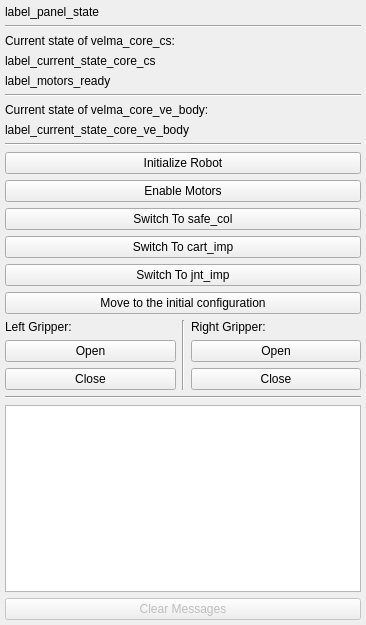
The window that rqt_velma/resource/VelmaControlPanelWidget.ui (RCPRG-ros-pkg/velma_system) describes before a commit, drawn with Qt 5.
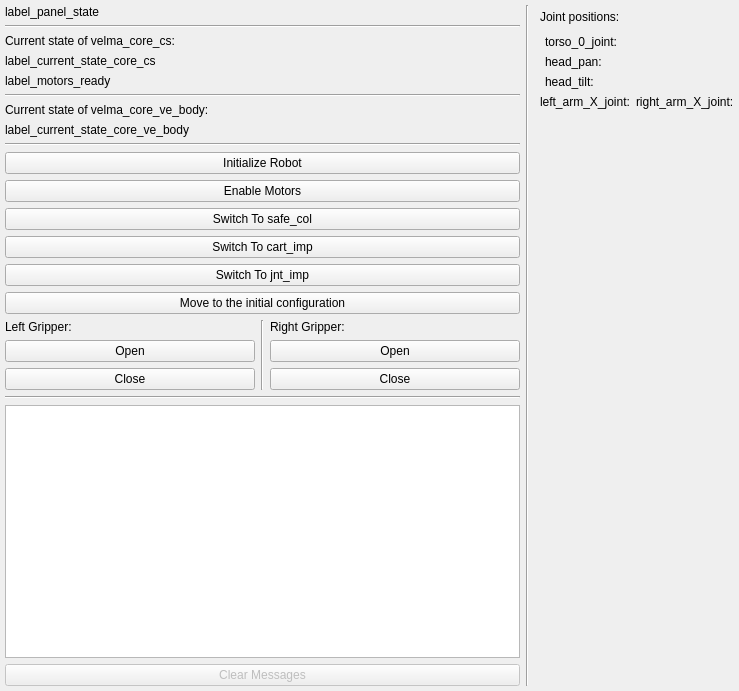
The same window after the commit.

Commit message: jnt pos visualization

```diff
--- a/rqt_velma/resource/VelmaControlPanelWidget.ui
+++ b/rqt_velma/resource/VelmaControlPanelWidget.ui
@@ -6,8 +6,8 @@
    <rect>
     <x>0</x>
     <y>0</y>
-    <width>366</width>
-    <height>625</height>
+    <width>739</width>
+    <height>691</height>
    </rect>
   </property>
   <property name="windowTitle">
@@ -242,6 +242,109 @@
        </item>
       </layout>
      </item>
+     <item row="1" column="2">
+      <layout class="QVBoxLayout" name="verticalLayout_6">
+       <property name="leftMargin">
+        <number>5</number>
+       </property>
+       <property name="topMargin">
+        <number>5</number>
+       </property>
+       <item>
+        <widget class="QLabel" name="label_6">
+         <property name="text">
+          <string>Joint positions:</string>
+         </property>
+        </widget>
+       </item>
+       <item>
+        <layout class="QGridLayout" name="gridLayout_2">
+         <property name="leftMargin">
+          <number>5</number>
+         </property>
+         <property name="topMargin">
+          <number>5</number>
+         </property>
+         <item row="0" column="0">
+          <widget class="QLabel" name="label_slider_torso">
+           <property name="text">
+            <string>torso_0_joint:</string>
+           </property>
+          </widget>
+         </item>
+         <item row="2" column="0">
+          <widget class="QLabel" name="label_slider_head_tilt">
+           <property name="text">
+            <string>head_tilt:</string>
+           </property>
+          </widget>
+         </item>
+         <item row="1" column="0">
+          <widget class="QLabel" name="label_slider_head_pan">
+           <property name="text">
+            <string>head_pan:</string>
+           </property>
+          </widget>
+         </item>
+        </layout>
+       </item>
+       <item>
+        <layout class="QHBoxLayout" name="horizontalLayout_3">
+         <property name="topMargin">
+          <number>0</number>
+         </property>
+         <property name="rightMargin">
+          <number>0</number>
+         </property>
+         <item>
+          <layout class="QVBoxLayout" name="verticalLayout_4">
+           <property name="topMargin">
+            <number>0</number>
+           </property>
+           <item>
+            <widget class="QLabel" name="label_4">
+             <property name="text">
+              <string>left_arm_X_joint:</string>
+             </property>
+            </widget>
+           </item>
+          </layout>
+         </item>
+         <item>
+          <layout class="QVBoxLayout" name="verticalLayout_5">
+           <item>
+            <widget class="QLabel" name="label_5">
+             <property name="text">
+              <string>right_arm_X_joint:</string>
+             </property>
+            </widget>
+           </item>
+          </layout>
+         </item>
+        </layout>
+       </item>
+       <item>
+        <spacer name="verticalSpacer">
+         <property name="orientation">
+          <enum>Qt::Vertical</enum>
+         </property>
+         <property name="sizeHint" stdset="0">
+          <size>
+           <width>20</width>
+           <height>40</height>
+          </size>
+         </property>
+        </spacer>
+       </item>
+      </layout>
+     </item>
+     <item row="1" column="1">
+      <widget class="Line" name="line_6">
+       <property name="orientation">
+        <enum>Qt::Vertical</enum>
+       </property>
+      </widget>
+     </item>
     </layout>
    </item>
   </layout>
```
The commit also changes 2 other files.
